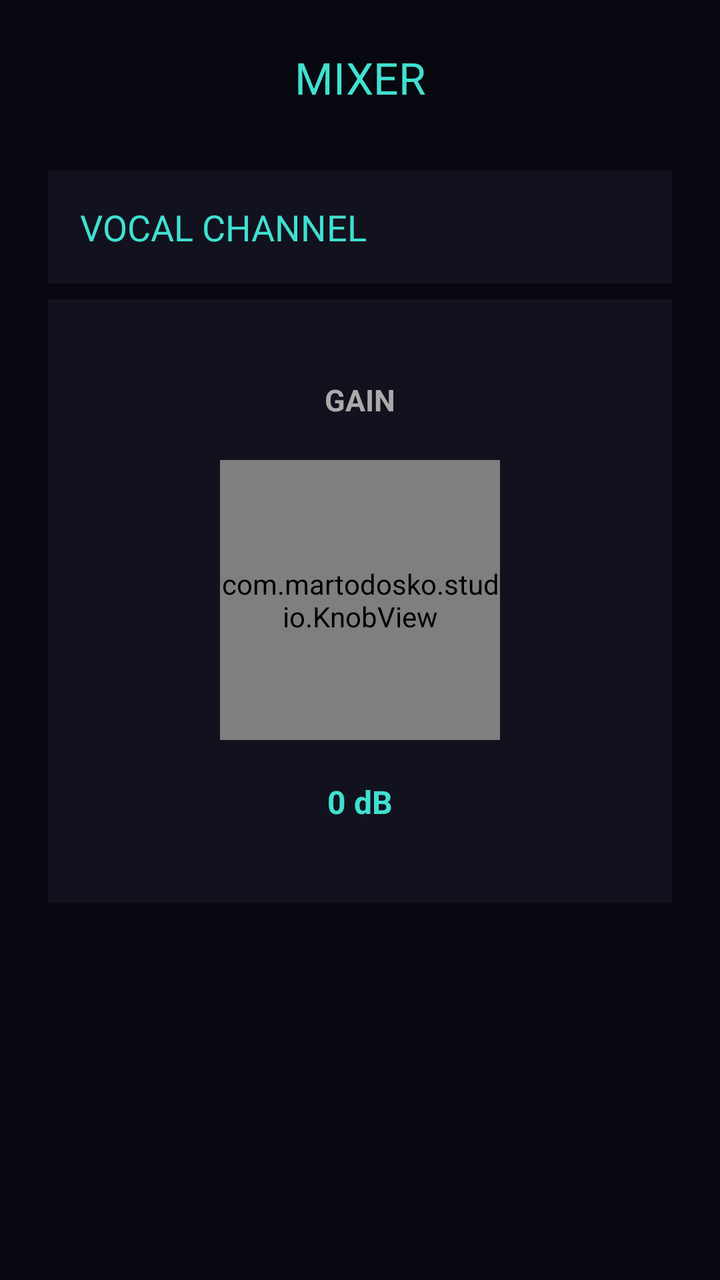
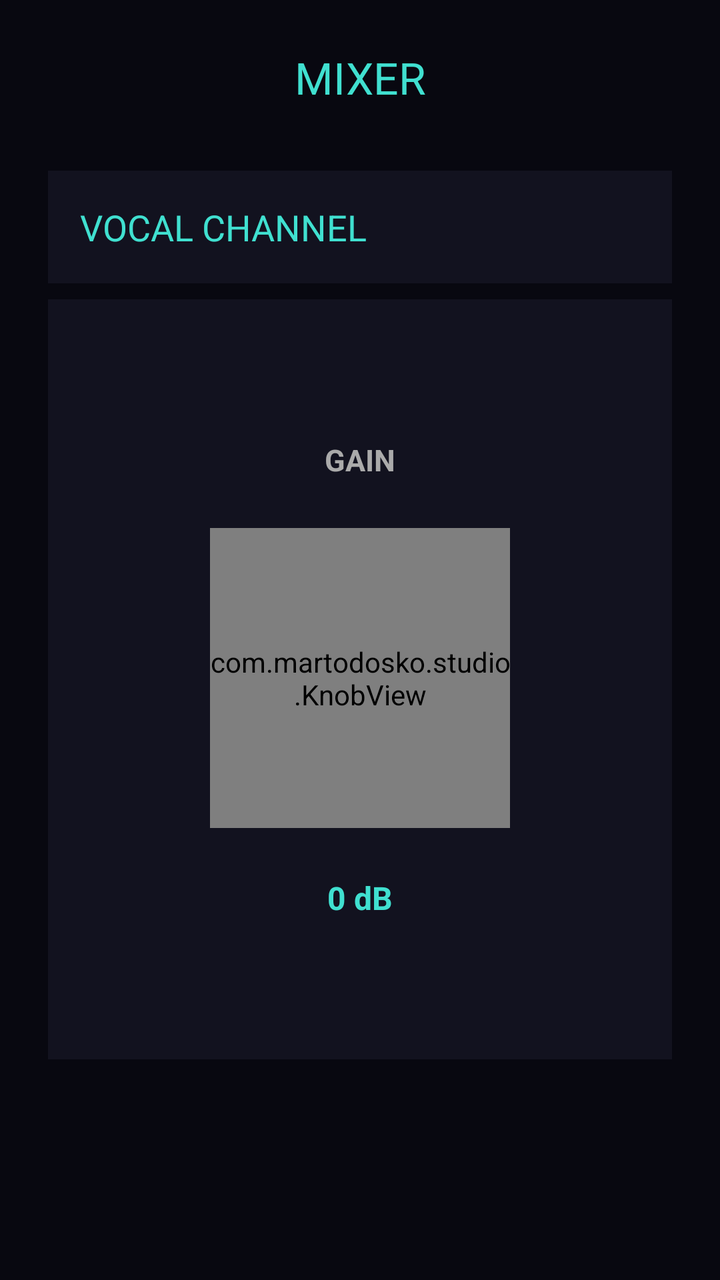

An Android layout rendered at two revisions. The XML below is the earlier revision; the diff shows what the commit changed to produce the second picture.
<!-- AndroidManifest.xml: activity theme Theme.AppCompat.Light.NoActionBar -->
<!-- res/layout/activity_mixer.xml -->
<?xml version="1.0" encoding="utf-8"?>
<ScrollView xmlns:android="http://schemas.android.com/apk/res/android"
    android:layout_width="match_parent"
    android:layout_height="match_parent"
    android:background="#080810"
    android:fillViewport="true">

    <LinearLayout
        android:layout_width="match_parent"
        android:layout_height="wrap_content"
        android:orientation="vertical"
        android:padding="24dp">

        <TextView
            android:layout_width="match_parent"
            android:layout_height="wrap_content"
            android:text="MIXER"
            android:textColor="#40E0D0"
            android:textSize="22sp"
            android:gravity="center"
            android:paddingBottom="32dp"/>

        <TextView
            android:layout_width="match_parent"
            android:layout_height="wrap_content"
            android:text="VOCAL CHANNEL"
            android:textColor="#40E0D0"
            android:textSize="18sp"
            android:padding="16dp"
            android:background="#12121F"/>

        <LinearLayout
            android:layout_width="match_parent"
            android:layout_height="wrap_content"
            android:orientation="vertical"
            android:gravity="center_horizontal"
            android:paddingTop="40dp"
            android:paddingBottom="40dp"
            android:paddingLeft="60dp"
            android:paddingRight="60dp"
            android:background="#12121F"
            android:layout_marginTop="8dp">

            <TextView
                android:layout_width="wrap_content"
                android:layout_height="wrap_content"
                android:text="GAIN"
                android:textColor="#AAAAAA"
                android:textSize="15sp"
                android:textStyle="bold"
                android:layout_marginBottom="20dp"/>

            <com.martodosko.studio.KnobView
                android:id="@+id/knob_gain"
                android:layout_width="140dp"
                android:layout_height="140dp"/>

            <TextView
                android:id="@+id/tv_gain_value"
                android:layout_width="wrap_content"
                android:layout_height="wrap_content"
                android:text="0 dB"
                android:textColor="#40E0D0"
                android:textSize="16sp"
                android:textStyle="bold"
                android:layout_marginTop="20dp"/>
        </LinearLayout>
    </LinearLayout>
</ScrollView>
<!-- resources referenced by this layout -->
<resources>

</resources>

<!-- the commit's change to res/layout/activity_mixer.xml (unified diff, before → after) -->
@@ -34,10 +34,10 @@
             android:layout_height="wrap_content"
             android:orientation="vertical"
             android:gravity="center_horizontal"
-            android:paddingTop="40dp"
-            android:paddingBottom="40dp"
-            android:paddingLeft="60dp"
-            android:paddingRight="60dp"
+            android:paddingTop="70dp"
+            android:paddingBottom="70dp"
+            android:paddingLeft="70dp"
+            android:paddingRight="70dp"
             android:background="#12121F"
             android:layout_marginTop="8dp">
 
@@ -48,12 +48,12 @@
                 android:textColor="#AAAAAA"
                 android:textSize="15sp"
                 android:textStyle="bold"
-                android:layout_marginBottom="20dp"/>
+                android:layout_marginBottom="24dp"/>
 
             <com.martodosko.studio.KnobView
                 android:id="@+id/knob_gain"
-                android:layout_width="140dp"
-                android:layout_height="140dp"/>
+                android:layout_width="150dp"
+                android:layout_height="150dp"/>
 
             <TextView
                 android:id="@+id/tv_gain_value"
@@ -63,7 +63,7 @@
                 android:textColor="#40E0D0"
                 android:textSize="16sp"
                 android:textStyle="bold"
-                android:layout_marginTop="20dp"/>
+                android:layout_marginTop="24dp"/>
         </LinearLayout>
     </LinearLayout>
 </ScrollView>
